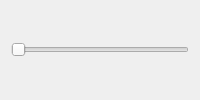
Old version of the form src/contents/ui/config.ui in the repository IvanEh/kwin-gaps.
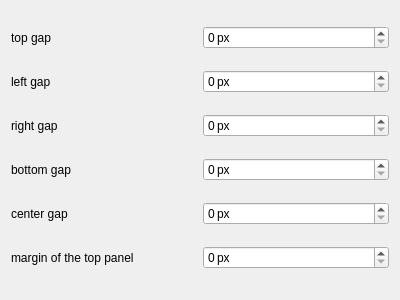
New version of the form.

```diff
--- a/src/contents/ui/config.ui
+++ b/src/contents/ui/config.ui
@@ -1,21 +1,124 @@
 <?xml version="1.0" encoding="UTF-8"?>
 <ui version="4.0">
- <class>KWin::StickyWindowSnappingConfigForm</class>
- <widget class="QWidget" name="KWin::StickyWindowSnappingConfigForm">
-  <property name="windowTitle">
-   <string>Sticky Window Snapping</string>
+ <class>KWin::Gaps</class>
+ <widget class="QWidget" name="KWin::Gaps">
+  <property name="geometry">
+   <rect>
+    <x>0</x>
+    <y>0</y>
+    <width>400</width>
+    <height>300</height>
+   </rect>
   </property>
-  <layout class="QVBoxLayout" name="verticalLayout">
-   <item>
-      <widget class="QSlider" name="slider_top">
+  <layout class="QGridLayout" name="gridLayout_4">
+   <item row="0" column="0">
+      <widget class="QLabel" name="label_top">
+        <property name="text">
+          <string>top gap</string>
+        </property>
+      </widget>
+   </item>
+   <item row="0" column="1">
+      <widget class="QSpinBox" name="kcfg_top">
+       <property name="suffix">
+        <string> px</string>
+       </property>
        <property name="maximum">
-        <number>64</number>
+        <number>32</number>
        </property>
-       <property name="orientation">
-        <enum>Qt::Horizontal</enum>
+      </widget>
+   </item>
+
+   <item row="1" column="0">
+      <widget class="QLabel" name="label_left">
+        <property name="text">
+          <string>left gap</string>
+        </property>
+      </widget>
+   </item>
+   <item row="1" column="1">
+      <widget class="QSpinBox" name="kcfg_left">
+       <property name="suffix">
+        <string> px</string>
        </property>
+       <property name="maximum">
+        <number>32</number>
+       </property>
       </widget>
    </item>
+
+   <item row="2" column="0">
+      <widget class="QLabel" name="label_right">
+        <property name="text">
+          <string>right gap</string>
+        </property>
+      </widget>
+   </item>
+   <item row="2" column="1">
+      <widget class="QSpinBox" name="kcfg_right">
+       <property name="suffix">
+        <string> px</string>
+       </property>
+       <property name="maximum">
+        <number>32</number>
+       </property>
+      </widget>
+   </item>
+
+   <item row="3" column="0">
+      <widget class="QLabel" name="label_bottom">
+        <property name="text">
+          <string>bottom gap</string>
+        </property>
+      </widget>
+   </item>
+   <item row="3" column="1">
+      <widget class="QSpinBox" name="kcfg_bottom">
+       <property name="suffix">
+        <string> px</string>
+       </property>
+       <property name="maximum">
+        <number>32</number>
+       </property>
+      </widget>
+   </item>
+
+   <item row="4" column="0">
+      <widget class="QLabel" name="label_center">
+        <property name="text">
+          <string>center gap</string>
+        </property>
+      </widget>
+   </item>
+   <item row="4" column="1">
+      <widget class="QSpinBox" name="kcfg_center">
+       <property name="suffix">
+        <string> px</string>
+       </property>
+       <property name="maximum">
+        <number>32</number>
+       </property>
+      </widget>
+   </item>
+
+   <item row="5" column="0">
+      <widget class="QLabel" name="label_topPanelMargin">
+        <property name="text">
+          <string>margin of the top panel</string>
+        </property>
+      </widget>
+   </item>
+   <item row="5" column="1">
+      <widget class="QSpinBox" name="kcfg_topPanelMargin">
+       <property name="suffix">
+        <string> px</string>
+       </property>
+       <property name="maximum">
+        <number>32</number>
+       </property>
+      </widget>
+   </item>
+
   </layout>
  </widget>
  <resources/>
```
Left out of the diff: 9 changed lines with no effect on the pictures.
